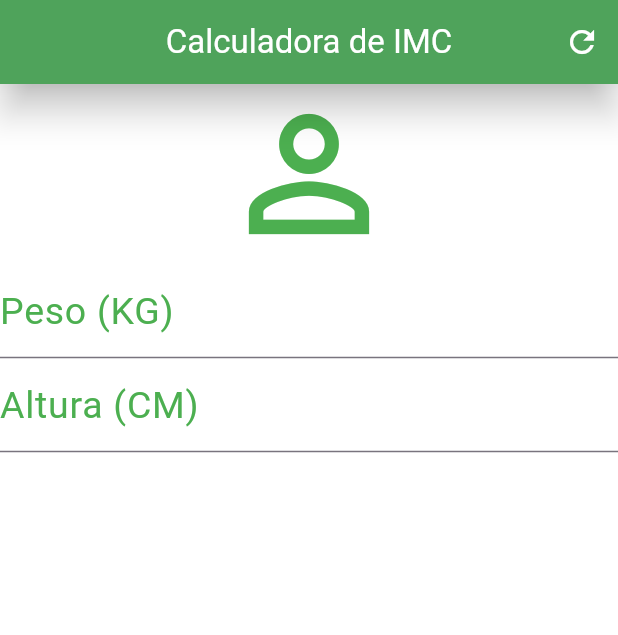
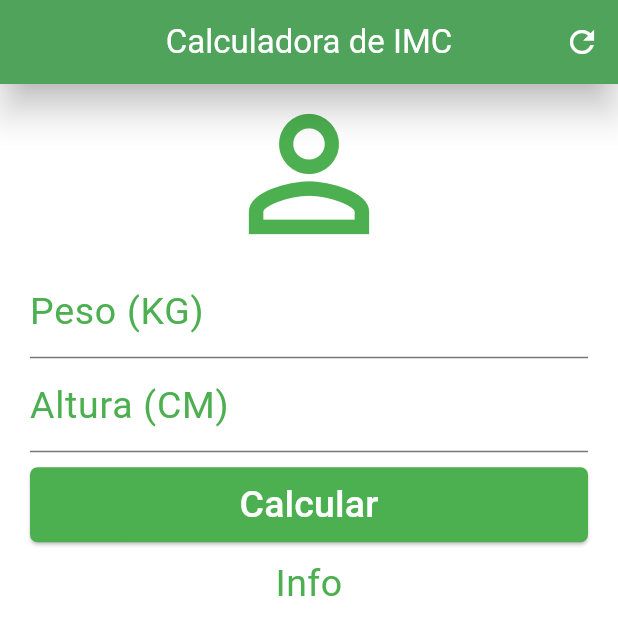
Before and after one commit to kauancordeiro/imc-calculator, a Flutter app: the screen it shows after launch, on a phone screen of 412 x 824 dp. Shown: the top 635 px of the screen. Run offline on Flutter 3.47's test engine with Material 3 defaults, Android fonts, the phone set to English and light mode, and no system bars.

Commit message:
elevatedButton and scrollView

```diff
--- a/lib/main.dart
+++ b/lib/main.dart
@@ -29,27 +29,55 @@ class _HomeState extends State<Home> {
         ],
       ),
       backgroundColor: Colors.white,
-      body: const Column(
+      body: SingleChildScrollView(
+        padding: EdgeInsets.fromLTRB(20.0, 0.0, 20.0, 0.0),
+        child: Column(
           crossAxisAlignment: CrossAxisAlignment.stretch,
           children: <Widget>[
             Icon(Icons.person_outline, size: 120.0, color: Colors.green),
-          TextField(
+            const TextField(
               keyboardType: TextInputType.number,
               decoration: InputDecoration(
                 labelText: "Peso (KG)",
                 labelStyle: TextStyle(color: Colors.green, fontSize: 25.0),
               ),
               textAlign: TextAlign.center,
-          ),TextField(
+            ),
+            const TextField(
               keyboardType: TextInputType.number,
               decoration: InputDecoration(
                 labelText: "Altura (CM)",
                 labelStyle: TextStyle(color: Colors.green, fontSize: 25.0),
               ),
               textAlign: TextAlign.center,
-          )
+            ),
+            Padding(
+              padding: const EdgeInsets.only(top:10.0, bottom: 10.0),
+              child: Container(
+                height:50.0,
+                child: ElevatedButton(
+                  onPressed: add,
+                  child: Text(
+                    "Calcular",
+                    style: TextStyle(color: Colors.white, fontSize: 25),
+                  ),
+                  style: ElevatedButton.styleFrom(
+                    backgroundColor: Colors.green,
+                    shape: RoundedRectangleBorder(
+                        borderRadius: BorderRadius.circular(5)),
+                  ),
+                ),
+              ),
+            ),
+            Text("Info", textAlign: TextAlign.center,
+              style: TextStyle(color: Colors.green, fontSize: 25.0),)
           ],
+        ),
       ),
     );
   }
+
+  void add() {
+    print('TEST');
   }
+}
```
Lines whose indentation alone changed are shown as unchanged.
